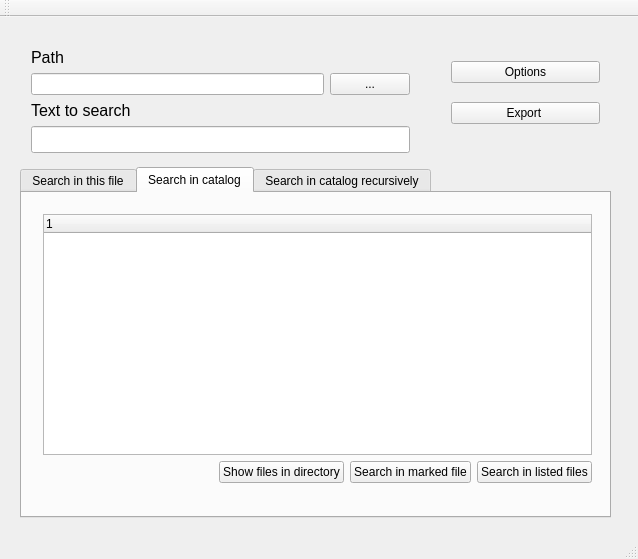
Qt form officeHelp/mainwindow.ui (michalhuras/Office-Help) before a commit.
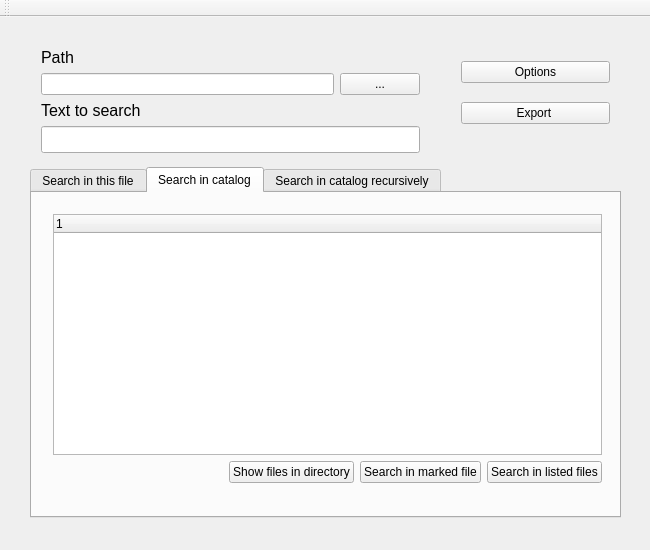
The same form after that commit.

Commit message: Zablokowanie zmiany rozmiaru w trakcie działania programu

What changed in the file:
```diff
--- a/officeHelp/mainwindow.ui
+++ b/officeHelp/mainwindow.ui
@@ -6,10 +6,28 @@
    <rect>
     <x>0</x>
     <y>0</y>
-    <width>638</width>
-    <height>559</height>
+    <width>650</width>
+    <height>550</height>
    </rect>
   </property>
+  <property name="sizePolicy">
+   <sizepolicy hsizetype="Minimum" vsizetype="Minimum">
+    <horstretch>0</horstretch>
+    <verstretch>0</verstretch>
+   </sizepolicy>
+  </property>
+  <property name="minimumSize">
+   <size>
+    <width>650</width>
+    <height>550</height>
+   </size>
+  </property>
+  <property name="maximumSize">
+   <size>
+    <width>650</width>
+    <height>550</height>
+   </size>
+  </property>
   <property name="windowTitle">
    <string>MainWindow</string>
   </property>
@@ -17,7 +35,7 @@
    <widget class="QWidget" name="layoutWidget">
     <property name="geometry">
      <rect>
-      <x>440</x>
+      <x>450</x>
       <y>20</y>
       <width>171</width>
       <height>111</height>
@@ -43,7 +61,7 @@
    <widget class="QWidget" name="verticalLayoutWidget_2">
     <property name="geometry">
      <rect>
-      <x>20</x>
+      <x>30</x>
       <y>20</y>
       <width>401</width>
       <height>127</height>
@@ -128,7 +146,7 @@
    <widget class="QTabWidget" name="tabWidget">
     <property name="geometry">
      <rect>
-      <x>20</x>
+      <x>30</x>
       <y>150</y>
       <width>591</width>
       <height>351</height>
@@ -329,7 +347,6 @@
     <bool>false</bool>
    </attribute>
   </widget>
-  <widget class="QStatusBar" name="statusBar"/>
  </widget>
  <layoutdefault spacing="6" margin="11"/>
  <resources/>
```
Left out of the diff: 2 changed lines with no effect on the pictures.
